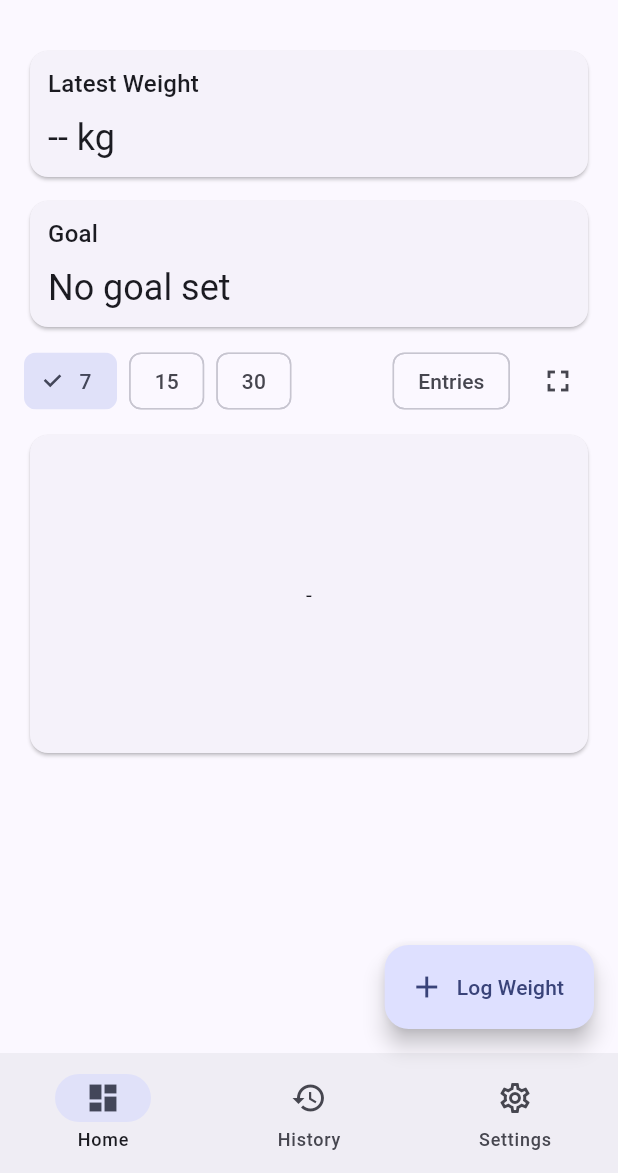
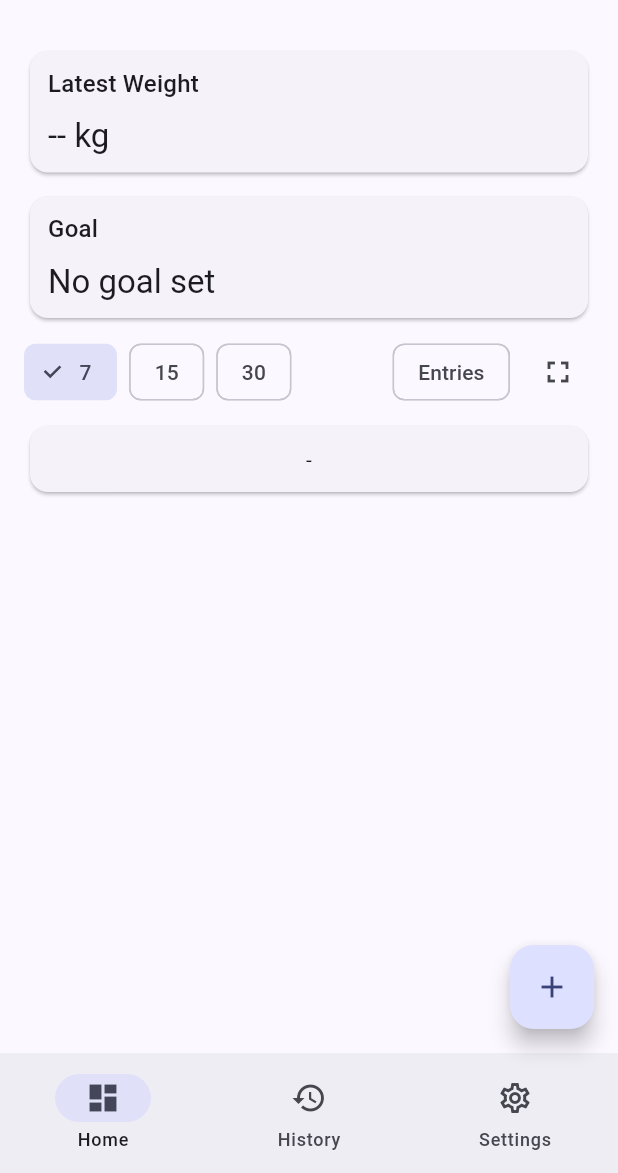
Before and after one commit to shibbys/codex-pilot, a Flutter app: the screen it shows after launch, on a phone screen of 412 x 824 dp, the part 63-1236 px from its top. Run offline on Flutter 3.47's test engine with Material 3 defaults, Android fonts, the light colour scheme and no system bars; our stand-ins replace drift, fl_chart, flutter_local_notifications, flutter_riverpod, go_router, permission_handler and 2 more; accounts and stored records are empty; generated files the repository leaves out were written again.

Commit message:
Dashboard chart: remove fixed-height wrapper to avoid overflow; reduce chart height to 160; reserve bottom label space; compact FAB; show ETA in both modes; smaller top cards and value font

```diff
--- a/app/lib/features/dashboard/presentation/dashboard_page.dart
+++ b/app/lib/features/dashboard/presentation/dashboard_page.dart
@@ -146,10 +146,10 @@ class DashboardPage extends ConsumerWidget {
           TrendChart(days: ref.watch(chartDaysProvider), byDays: ref.watch(chartByDaysProvider)),
         ],
       ),
-      floatingActionButton: FloatingActionButton.extended(
+      floatingActionButton: FloatingActionButton(
         onPressed: () => context.go(LogEntryPage.routePath),
-        icon: const Icon(Icons.add),
-        label: Text(tr(ref, 'logWeight')),
+        tooltip: tr(ref, 'logWeight'),
+        child: const Icon(Icons.add),
       ),
       bottomNavigationBar: NavigationBar(
         selectedIndex: currentIndex,
@@ -171,8 +171,7 @@ class DashboardPage extends ConsumerWidget {
           NavigationDestination(icon: const Icon(Icons.history_outlined), selectedIcon: const Icon(Icons.history), label: tr(ref, 'history')),
           NavigationDestination(icon: const Icon(Icons.settings_outlined), selectedIcon: const Icon(Icons.settings), label: tr(ref, 'settings')),
         ],
-      ),
-    );
+      );
   }
 }
 
@@ -194,10 +193,8 @@ class TrendChart extends ConsumerWidget {
       }
     }();
 
-    return SizedBox(
-      height: 220,
-      child: Card(
-        child: Padding(
+    return Card(
+      child: Padding(
           padding: const EdgeInsets.all(12),
           child: entriesAsync.when(
             loading: () => const Center(child: CircularProgressIndicator()),
@@ -416,9 +413,17 @@ class TrendChart extends ConsumerWidget {
                 }
 
                 double? etaDays;
-                if (byDays && slope != null && slope != 0) {
-                  final est = delta / slope;
-                  if (est >= 0) etaDays = est;
+                if (slope != null && slope != 0) {
+                  double stepDays = 1;
+                  if (!byDays && xDates.length >= 2) {
+                    final totalDays = (xDates.last.difference(xDates.first).inDays).abs();
+                    if (totalDays > 0) {
+                      stepDays = totalDays / (xDates.length - 1);
+                    }
+                  }
+                  final estSteps = delta / slope;
+                  final estDays = estSteps * stepDays;
+                  if (estDays >= 0) etaDays = estDays;
                 }
 
                 // Needed per day if goal has a deadline (from DB goal targetDate)
@@ -495,7 +500,7 @@ class TrendChart extends ConsumerWidget {
 
               return Column(
                 children: [
-                  SizedBox(height: 260, child: chart),
+                  SizedBox(height: 160, child: chart),
                   const SizedBox(height: 8),
                   metricsCard(),
                 ],
@@ -591,7 +596,10 @@ class _SummaryCard extends StatelessWidget {
           children: <Widget>[
             Text(title, style: Theme.of(context).textTheme.titleMedium),
             const SizedBox(height: 8),
-            Text(value, style: Theme.of(context).textTheme.headlineSmall),
+            Text(
+              value,
+              style: Theme.of(context).textTheme.headlineSmall?.copyWith(fontSize: 22),
+            ),
           ],
         ),
       ),
```
